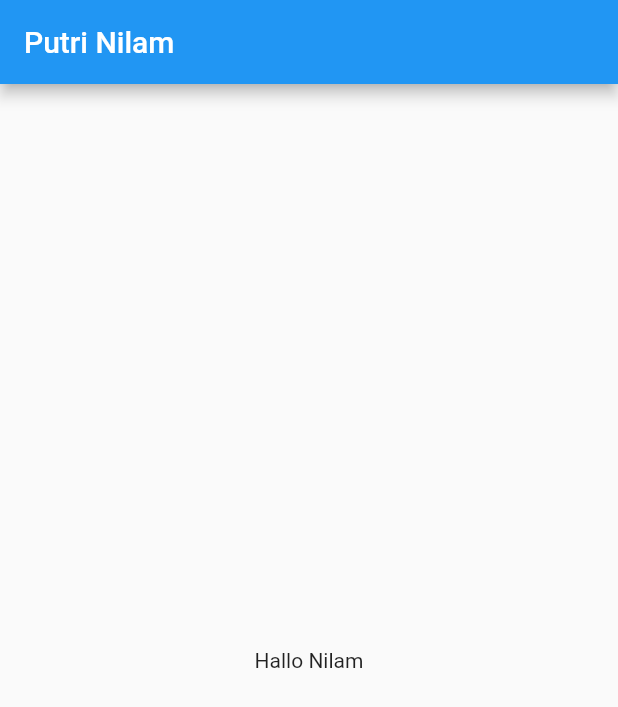
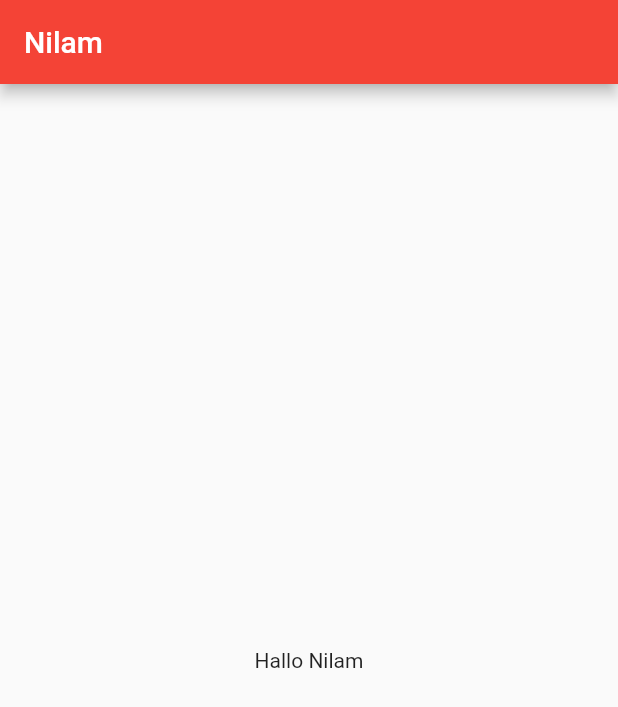
Before and after one commit to Mobile-Programming-MDP/materi-latihan-flutter-PutriNilam, a Flutter app: the screen it shows after launch, on a phone screen of 412 x 824 dp. Shown: the top 707 px of the screen. Run offline on Flutter 3.47's test engine with Material 2 defaults, Android fonts, the phone set to English and light mode, and no system bars.

Commit message:
Second commit

```diff
--- a/hallo_widget/lib/main.dart
+++ b/hallo_widget/lib/main.dart
@@ -3,22 +3,31 @@ import 'package:flutter/material.dart';
 void main() {
   runApp(const Mywidget());
 }
+
 class Mywidget extends StatelessWidget {
   const Mywidget({super.key});
 
   @override
   Widget build(BuildContext context) {
     return MaterialApp(
-    title: "Hallo Widget",
-    theme : ThemeData(primarySwatch:Colors.blue),
-    home : Scaffold(
-    appBar : AppBar(title: const Text("Putri Nilam")),
-    body : const Center (
-    child: Text ("Hallo Nilam"),
-    ),));
+        title: "Hallo Widget",
+        theme: ThemeData(primarySwatch: Colors.red),
+        home: FirstScreen());
   }
+}
 
+class FirstScreen extends StatelessWidget {
+  const FirstScreen({super.key});
 
-
-
+  @override
+  Widget build(BuildContext context) {
+    return Scaffold(
+      appBar: AppBar(
+        title: const Text("Nilam"),
+      ),
+      body: const Center(
+        child: Text("Hallo Nilam"),
+      ),
+    );
+  }
 }
```
